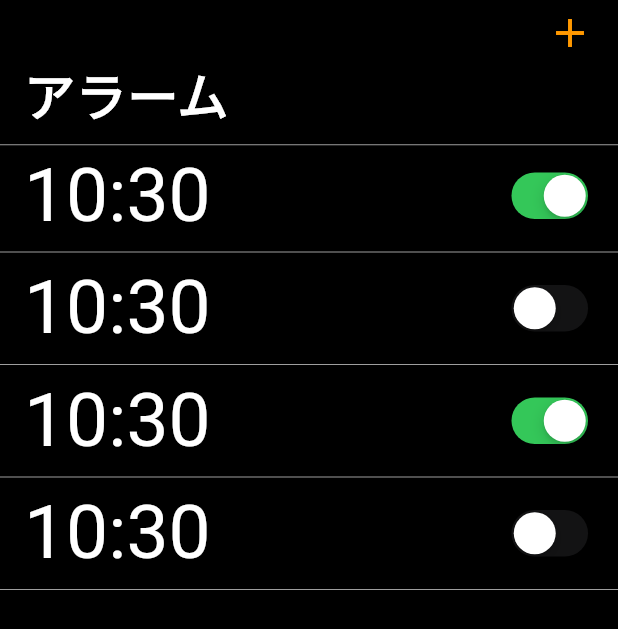
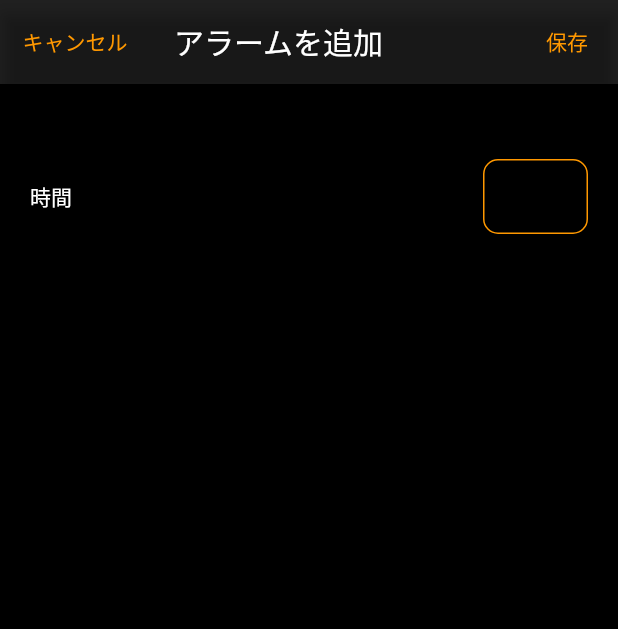
Before and after one commit to yameguun/flutter_alarm, a Flutter app: the screen it shows after launch, after a tap on the "add" icon, on a phone screen of 412 x 824 dp. Shown: the top 629 px of the screen. Run offline on Flutter 3.47's test engine with Material 2 defaults, Android fonts, the phone set to English and light mode, and no system bars; drawn by our look-alikes of flutter_slidable.

Commit message:
アラーム追加画面のUI作成

```diff
--- /dev/null
+++ b/lib/pages/add_edit_alarm_page.dart
@@ -0,0 +1,82 @@
+import 'package:flutter/cupertino.dart';
+import 'package:flutter/material.dart';
+
+class AddEditAlarmPage extends StatefulWidget {
+  const AddEditAlarmPage({Key? key}) : super(key: key);
+
+  @override
+  _AddEditAlarmPageState createState() => _AddEditAlarmPageState();
+}
+
+class _AddEditAlarmPageState extends State<AddEditAlarmPage> {
+  TextEditingController controller = TextEditingController();
+
+  @override
+  Widget build(BuildContext context) {
+    return Scaffold(
+      appBar: AppBar(
+        leadingWidth: 100,
+        leading: GestureDetector(
+          onTap: () {
+            Navigator.pop(context);
+          },
+          child: Container(
+            alignment: Alignment.center,
+            child: const Text('キャンセル', style: TextStyle(color: Colors.orange)),
+          ),
+        ),
+        actions: [
+          GestureDetector(
+            child: Container(
+              padding: const EdgeInsets.only(right: 20),
+              alignment: Alignment.center,
+              child: const Text('保存', style: TextStyle(color: Colors.orange)),
+            ),
+            onTap: () {
+              Navigator.pop(context);
+            },
+          )
+        ],
+        backgroundColor: Colors.black87,
+        title: const Text('アラームを追加', style: TextStyle(color: Colors.white)),
+      ),
+      body: Container(
+        height: double.infinity,
+        color: Colors.black,
+        child: Column(
+          children: [
+            const SizedBox(height: 50),
+            Padding(
+              padding: const EdgeInsets.symmetric(horizontal: 20.0),
+              child: Row(
+                mainAxisAlignment: MainAxisAlignment.spaceBetween,
+                children: [
+                  const Text('時間', style: TextStyle(color: Colors.white)),
+                  Container(
+                    width: 70,
+                    decoration: BoxDecoration(
+                        border: Border.all(color: Colors.orange),
+                        borderRadius: BorderRadius.circular(10)
+                    ),
+                    child: TextField(
+                      controller: controller,
+                      textAlign: TextAlign.center,
+                      style: const TextStyle(color: Colors.orange),
+                      decoration: const InputDecoration(
+                        border: InputBorder.none
+                      ),
+                      readOnly: true,
+                      onTap: () {
+                        //
+                      },
+                    ),
+                  )
+                ],
+              ),
+            ),
+          ]
+        ),
+      ),
+    );
+  }
+}
--- a/lib/pages/home_page.dart
+++ b/lib/pages/home_page.dart
@@ -1,5 +1,6 @@
 import 'package:flutter/cupertino.dart';
 import 'package:flutter/material.dart';
+import 'package:flutter_alarm/pages/add_edit_alarm_page.dart';
 import 'package:flutter_slidable/flutter_slidable.dart';
 import 'package:intl/intl.dart';
 
@@ -36,7 +37,7 @@ class _HomePageState extends State<HomePage> {
             trailing: GestureDetector(
               child: const Icon(Icons.add, color: Colors.orange),
               onTap: () {
-
+                Navigator.push(context, MaterialPageRoute(builder: (context) => AddEditAlarmPage()));
               },
             ),
           ),
```
